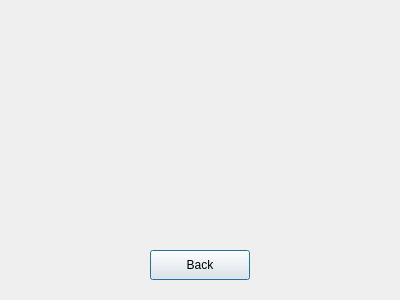
The window that about.ui (dbogardaustin/InfotainmentSystem) describes before a commit, drawn with Qt 5.
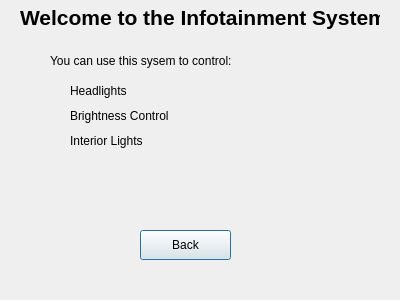
The same window after the commit.

Commit message: Connect interior lights and brightness to GPIO

Diff of the .ui file:
```diff
--- a/about.ui
+++ b/about.ui
@@ -16,9 +16,9 @@
   <widget class="QPushButton" name="pushButton">
    <property name="geometry">
     <rect>
-     <x>150</x>
-     <y>250</y>
-     <width>100</width>
+     <x>140</x>
+     <y>230</y>
+     <width>91</width>
      <height>30</height>
     </rect>
    </property>
@@ -26,6 +26,78 @@
     <string>Back</string>
    </property>
   </widget>
+  <widget class="QLabel" name="WelcomeLabel">
+   <property name="geometry">
+    <rect>
+     <x>20</x>
+     <y>5</y>
+     <width>360</width>
+     <height>25</height>
+    </rect>
+   </property>
+   <property name="font">
+    <font>
+     <pointsize>16</pointsize>
+     <weight>75</weight>
+     <bold>true</bold>
+    </font>
+   </property>
+   <property name="text">
+    <string>Welcome to the Infotainment System</string>
+   </property>
+  </widget>
+  <widget class="QLabel" name="label">
+   <property name="geometry">
+    <rect>
+     <x>50</x>
+     <y>50</y>
+     <width>250</width>
+     <height>22</height>
+    </rect>
+   </property>
+   <property name="text">
+    <string>You can use this sysem to control:</string>
+   </property>
+  </widget>
+  <widget class="QLabel" name="label_2">
+   <property name="geometry">
+    <rect>
+     <x>70</x>
+     <y>80</y>
+     <width>100</width>
+     <height>22</height>
+    </rect>
+   </property>
+   <property name="text">
+    <string>Headlights</string>
+   </property>
+  </widget>
+  <widget class="QLabel" name="label_3">
+   <property name="geometry">
+    <rect>
+     <x>70</x>
+     <y>105</y>
+     <width>150</width>
+     <height>22</height>
+    </rect>
+   </property>
+   <property name="text">
+    <string>Brightness Control</string>
+   </property>
+  </widget>
+  <widget class="QLabel" name="label_4">
+   <property name="geometry">
+    <rect>
+     <x>70</x>
+     <y>130</y>
+     <width>150</width>
+     <height>22</height>
+    </rect>
+   </property>
+   <property name="text">
+    <string>Interior Lights</string>
+   </property>
+  </widget>
  </widget>
  <resources/>
  <connections/>
```
The commit also changes 12 other files.
